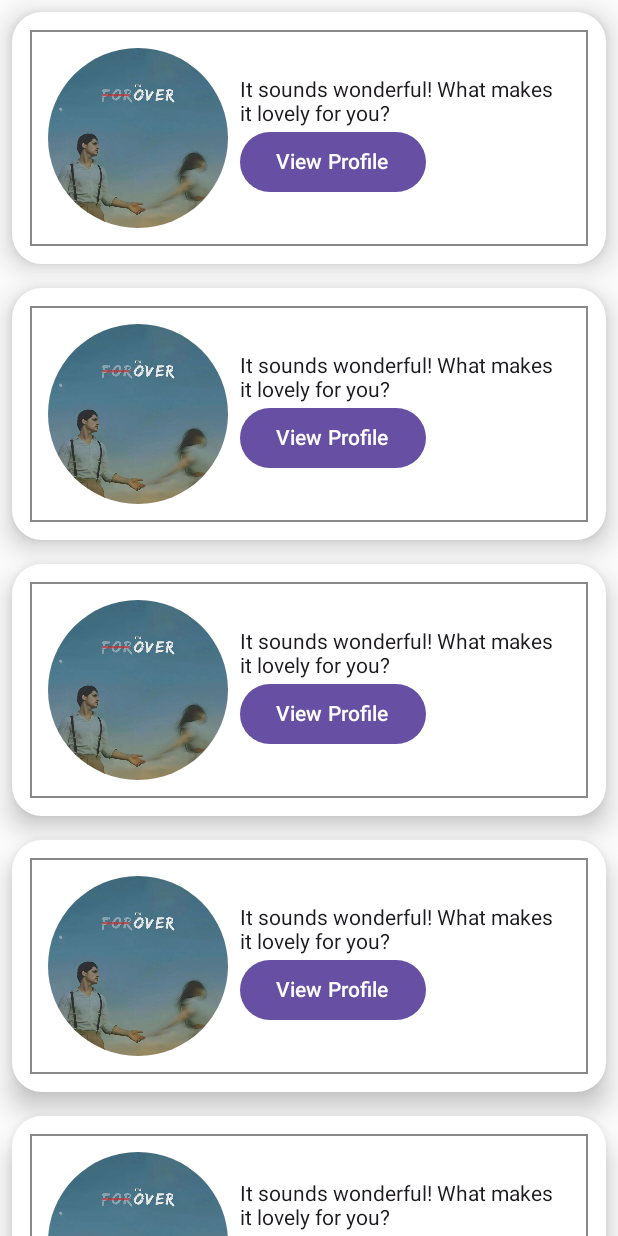
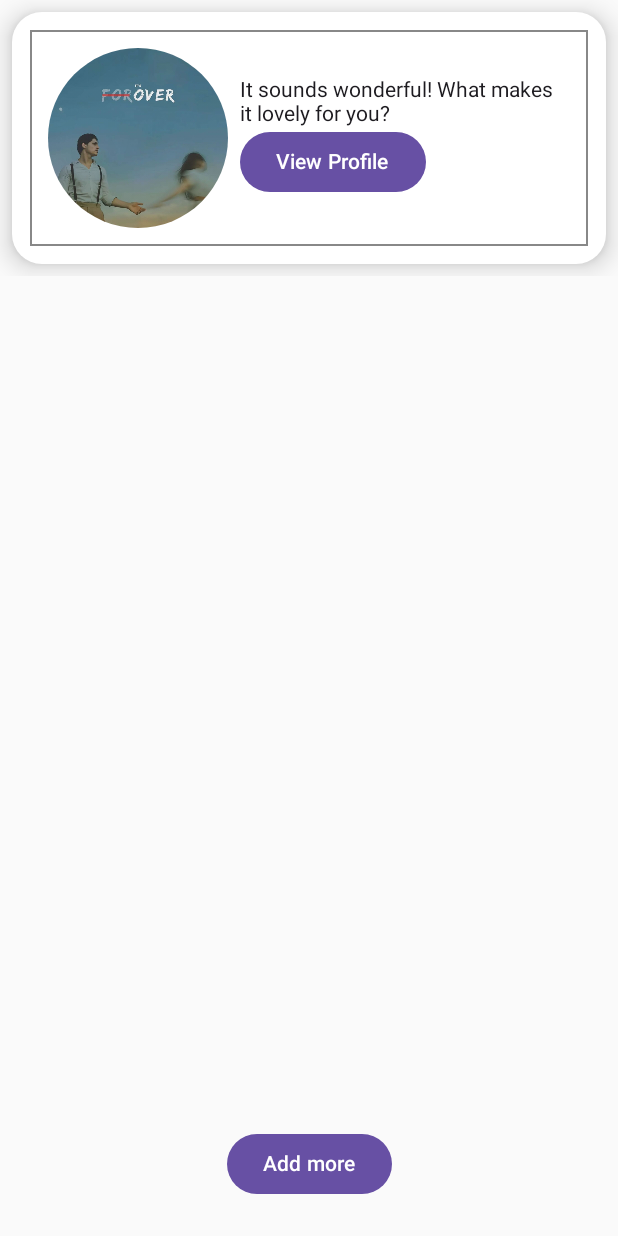
Before and after one commit to kumaar8293/ComposeLearning, an Android app built with Jetpack Compose: the screen it shows after launch (HomeActivity), on a phone screen of 412 x 824 dp. Run offline under Robolectric (Android 15) with nearby library versions, the phone set to English and light mode, and no system bars.

Commit message:
Dynamic Item LazyColumn

```diff
--- a/app/src/main/java/com/example/composelearning/ui/home/HomeActivity.kt
+++ b/app/src/main/java/com/example/composelearning/ui/home/HomeActivity.kt
@@ -8,8 +8,10 @@ import androidx.compose.foundation.Image
 import androidx.compose.foundation.border
 import androidx.compose.foundation.clickable
 import androidx.compose.foundation.interaction.MutableInteractionSource
+import androidx.compose.foundation.layout.Box
 import androidx.compose.foundation.layout.Column
 import androidx.compose.foundation.layout.Row
+import androidx.compose.foundation.layout.fillMaxSize
 import androidx.compose.foundation.layout.fillMaxWidth
 import androidx.compose.foundation.layout.padding
 import androidx.compose.foundation.layout.size
@@ -25,6 +27,9 @@ import androidx.compose.material3.Card
 import androidx.compose.material3.CardDefaults
 import androidx.compose.material3.Text
 import androidx.compose.runtime.Composable
+import androidx.compose.runtime.mutableStateListOf
+import androidx.compose.runtime.remember
+import androidx.compose.runtime.snapshots.SnapshotStateList
 import androidx.compose.ui.Alignment
 import androidx.compose.ui.Modifier
 import androidx.compose.ui.draw.clip
@@ -34,7 +39,6 @@ import androidx.compose.ui.platform.LocalContext
 import androidx.compose.ui.res.colorResource
 import androidx.compose.ui.res.painterResource
 import androidx.compose.ui.res.stringResource
-import androidx.compose.ui.semantics.Role.Companion.Image
 import androidx.compose.ui.text.font.FontFamily
 import androidx.compose.ui.tooling.preview.Preview
 import androidx.compose.ui.unit.dp
@@ -51,7 +55,8 @@ class HomeActivity : ComponentActivity() {
             // SimpleUserCard() //2
             // UserCardWithCardView() //3
             //CardListUsingColum() //4
-            CardListLikeRecyclerView() //5
+            //CardListLikeRecyclerView() //5
+            StateRecyclerMainContent() //6
         }
     }
 
@@ -153,14 +158,43 @@ class HomeActivity : ComponentActivity() {
     }
 
     @Composable
-    fun CardListLikeRecyclerView() {
-        //Lazy column used as a recyclerview
+    fun CardListLikeRecyclerView(users: List<User>? = null) {
+        users?.let {
+            dummyList = it
+        }
+        //Lazy column used as a recyclerview, Fixed in size for now
         LazyColumn {
             items(dummyList) { user ->
                 UserCardWithCardView()
             }
         }
 
+    }
+
+    /** The above function is fixed. If the value is
+     * changed in the list nothing will happen... Lets fix it
+     * */
+    @Composable
+    fun StateRecyclerMainContent() {
+        val user = User(1)
+        val users = remember {
+            mutableStateListOf(user)
+        }
+        val context = LocalContext.current
+        Box(modifier = Modifier.fillMaxSize()) {
+            CardListLikeRecyclerView(users)
+            Button(
+                modifier = Modifier
+                    .padding(24.dp)
+                    .align(Alignment.BottomCenter),
+                onClick = {
+                    Toast.makeText(context, "Copied one row", Toast.LENGTH_SHORT).show()
+                    users.add(User(1))
+                }
+            ) {
+                Text(text = "Add more")
+            }
+        }
     }
 
     //Preview is only use for the UI preview.
@@ -181,9 +215,12 @@ class HomeActivity : ComponentActivity() {
 
         /** 5th component **/
         CardListLikeRecyclerView()
+
+        /** 6th component **/
+        StateRecyclerMainContent()
     }
 
-    private val dummyList = listOf(
+    private var dummyList = listOf(
         User(1),
         User(1),
         User(1),
```
